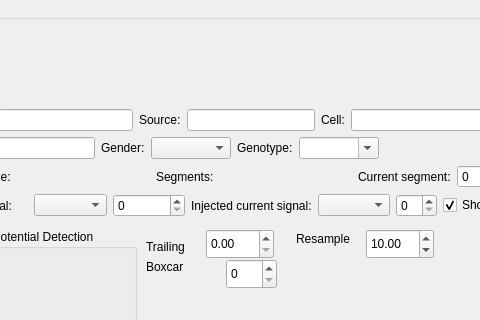
First picture: the form in ephys/APAnalysisWindow.ui, repository ctigaret/scipyen, before the edit; both pictures show x 84 to 564 and y 0 to 320 of the 800 by 600 pixel window.
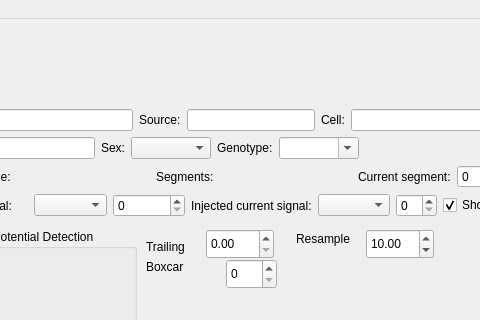
Second picture: the form after the edit.

Patch:
```diff
--- a/ephys/APAnalysisWindow.ui
+++ b/ephys/APAnalysisWindow.ui
@@ -316,7 +316,7 @@
             </sizepolicy>
            </property>
            <property name="text">
-            <string>Gender:</string>
+            <string>Sex:</string>
            </property>
           </widget>
          </item>
```
Left out of the diff: 2 changed lines with no effect on the pictures.
